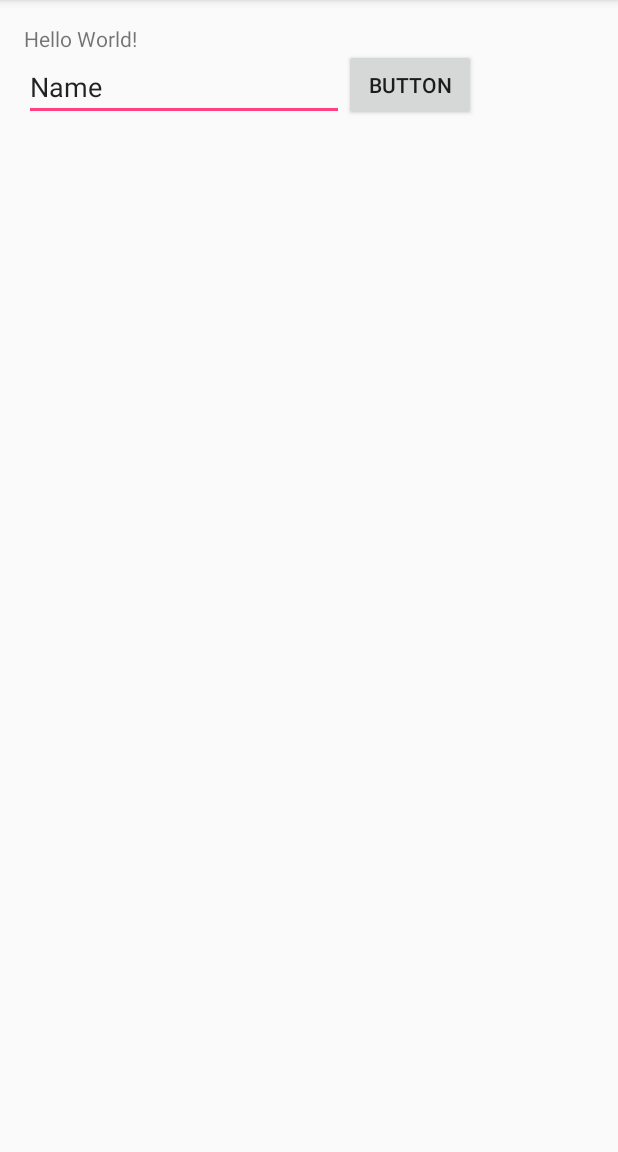
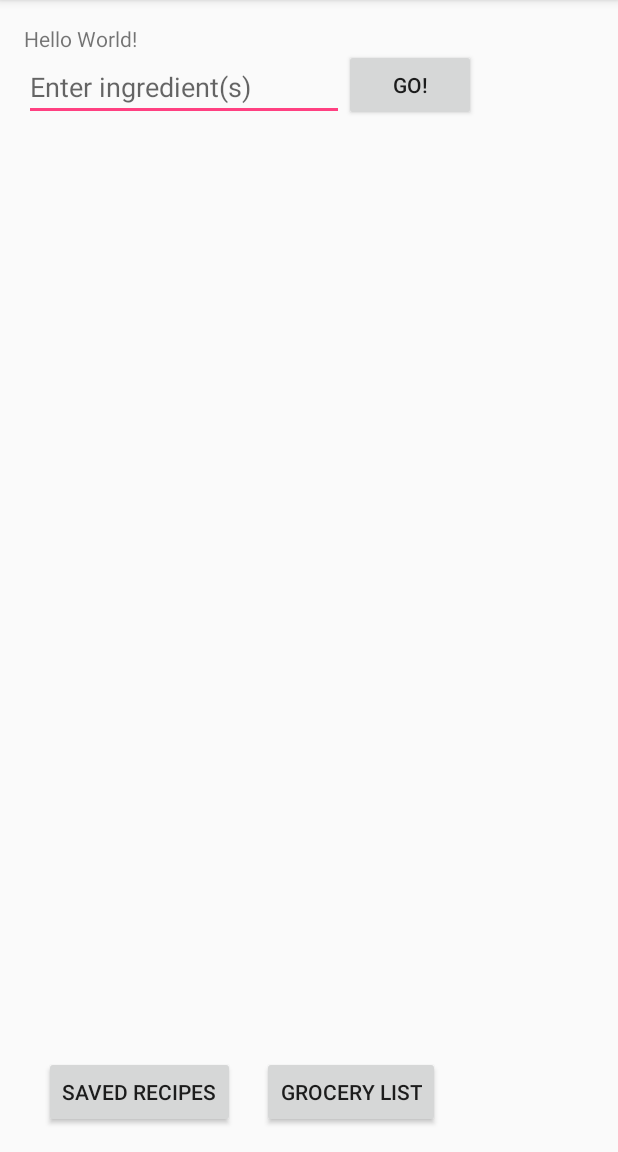
Before and after one commit to NicoleFS/nicoleferreirasilverio-pset6, an Android app: the screen it shows after launch (MainActivity), on a phone screen of 412 x 824 dp, the part 84-1236 px from its top. Run offline under Robolectric (Android 15) with nearby library versions, the phone set to English and light mode, and no system bars.

Commit message:
Did some extra work on layout

```diff
--- a/app/src/main/res/layout/activity_main.xml
+++ b/app/src/main/res/layout/activity_main.xml
@@ -20,24 +20,44 @@
         android:layout_width="wrap_content"
         android:layout_height="wrap_content"
         android:inputType="textPersonName"
-        android:text="Name"
+        android:hint="@string/enter_ingredients"
         android:ems="10"
         android:layout_below="@+id/textView"
         android:layout_alignParentStart="true"
         android:id="@+id/editText" />
 
     <Button
-        android:text="Button"
+        android:text="@string/go_button"
         android:layout_width="wrap_content"
         android:layout_height="wrap_content"
         android:id="@+id/button"
         android:layout_alignBottom="@+id/editText"
         android:layout_toEndOf="@+id/editText" />
 
+    <Button
+        android:text="@string/groceries"
+        android:layout_width="wrap_content"
+        android:layout_height="wrap_content"
+        android:id="@+id/button3"
+        android:layout_alignParentBottom="true"
+        android:layout_toEndOf="@+id/button2"
+        android:layout_marginStart="18dp" />
+
     <ListView
         android:layout_width="match_parent"
         android:layout_height="match_parent"
         android:layout_below="@+id/editText"
-        android:layout_alignParentEnd="true"
-        android:layout_alignParentBottom="true" />
+        android:layout_marginTop="13dp"
+        android:layout_above="@+id/button2"
+        android:layout_alignParentEnd="true" />
+
+    <Button
+        android:text="@string/saved_list"
+        android:layout_width="wrap_content"
+        android:layout_height="wrap_content"
+        android:id="@+id/button2"
+        android:layout_alignParentBottom="true"
+        android:layout_alignParentStart="true"
+        android:layout_marginStart="13dp" />
+
 </RelativeLayout>
--- a/app/src/main/res/values/strings.xml
+++ b/app/src/main/res/values/strings.xml
@@ -1,3 +1,13 @@
 <resources>
     <string name="app_name">nicoleferreirasilverio-pset6</string>
+
+    <string name="go_button">Go!</string>
+
+    <string name="groceries">Grocery List</string>
+
+    <string name="saved_list">Saved Recipes</string>
+
+    <string name="enter_ingredients">Enter ingredient(s)</string>
+
+    <string name="welcome_text">Have to edit this</string>
 </resources>
```
Also changed, not shown: app/src/main/java/com/example/nicole/nicoleferreirasilverio_pset6/HttpReguestHelper.java (+57 -0 lines), app/src/main/java/com/example/nicole/nicoleferreirasilverio_pset6/HttpRequestIngredients.java (+57 -0 lines).
